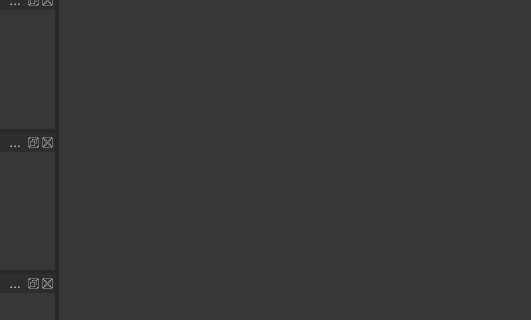
First picture: the form in ui/toolkit.ui, repository dprandle/toolkit_new, before the edit; both pictures show x 0 to 531 and y 184 to 504 of the 1137 by 900 pixel window.
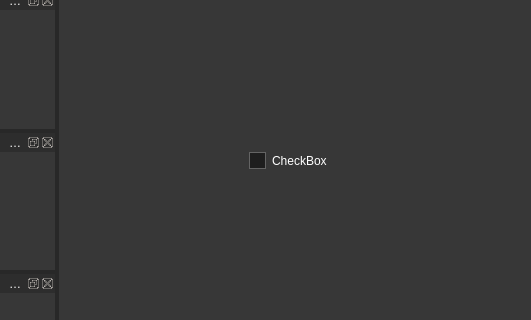
Second picture: the form after the edit. Icons and pictures are not drawn. Custom widgets are drawn as their Qt base class.

```diff
--- a/ui/toolkit.ui
+++ b/ui/toolkit.ui
@@ -364,6 +364,28 @@
    <property name="focusPolicy">
     <enum>Qt::StrongFocus</enum>
    </property>
+   <widget class="QCheckBox" name="checkBox">
+    <property name="geometry">
+     <rect>
+      <x>190</x>
+      <y>300</y>
+      <width>85</width>
+      <height>21</height>
+     </rect>
+    </property>
+    <property name="text">
+     <string>CheckBox</string>
+    </property>
+    <property name="checked">
+     <bool>false</bool>
+    </property>
+    <property name="autoRepeat">
+     <bool>false</bool>
+    </property>
+    <property name="tristate">
+     <bool>true</bool>
+    </property>
+   </widget>
   </widget>
   <widget class="QMenuBar" name="menuBar">
    <property name="geometry">
```
Left out of the diff: 6 changed lines with no effect on the pictures.
